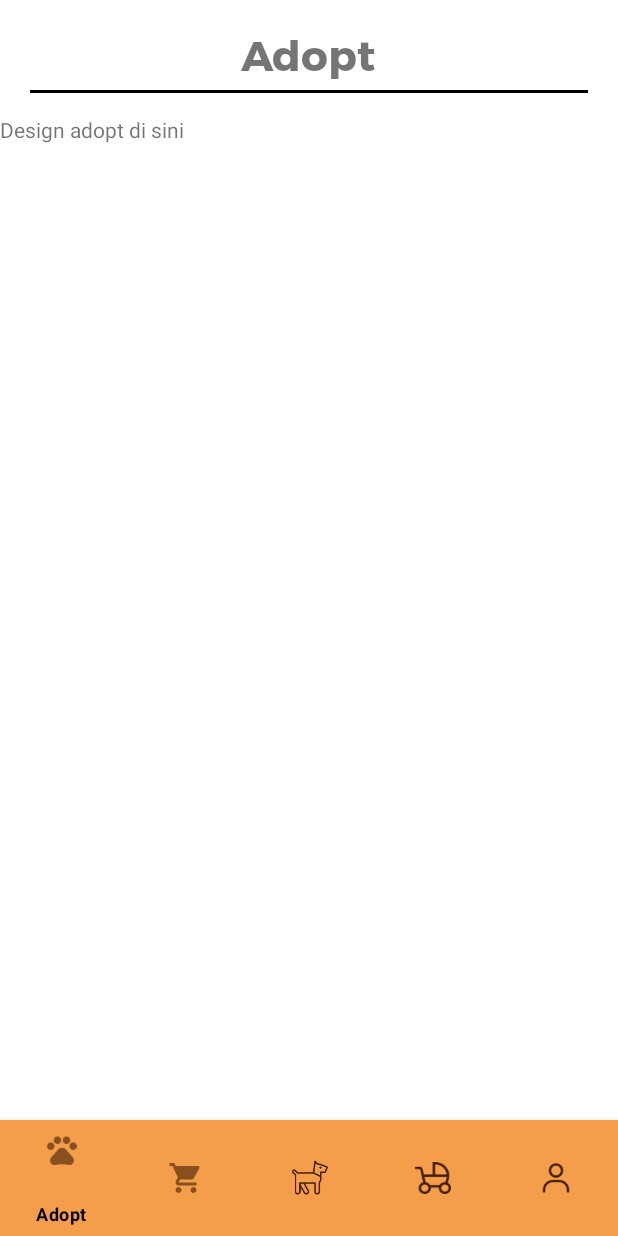
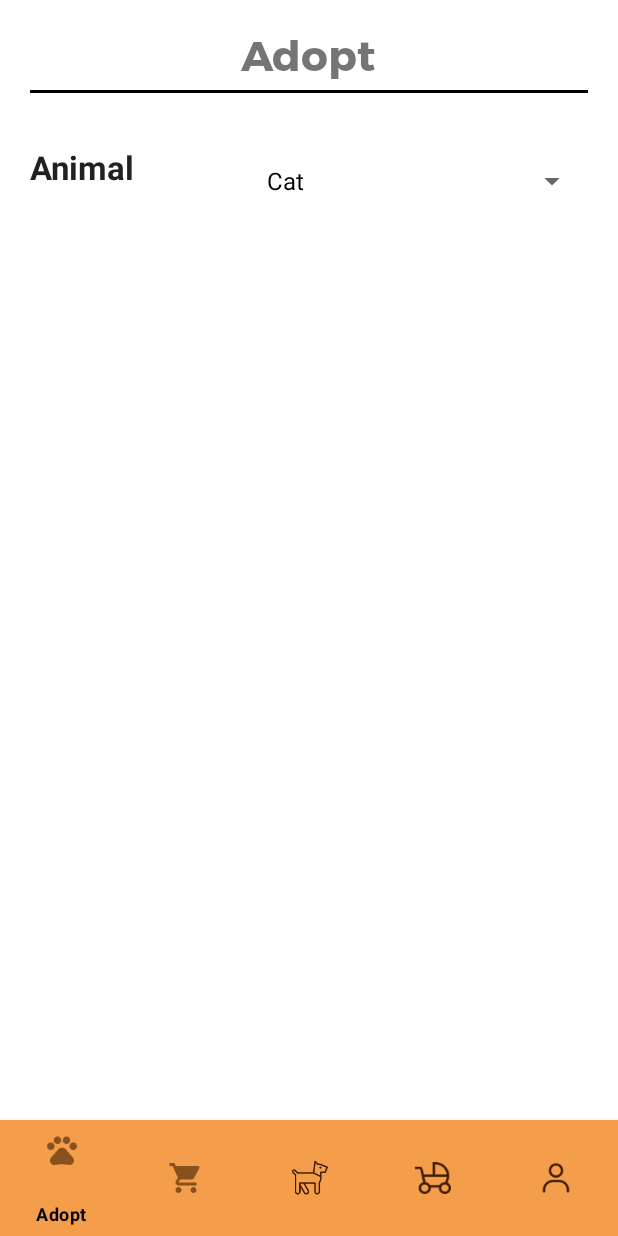
Before and after one commit to chrix0/Adopets, an Android app: the screen it shows after launch (MainActivity), on a phone screen of 412 x 824 dp. Run offline under Robolectric (Android 15) with nearby library versions, the phone set to English and light mode, and no system bars; our stand-ins replace navigation-ui.

Commit message:
fix bug spinner adopt + minor change design basket

```diff
--- a/app/src/main/java/com/rain/adopets/Adopt_Main_Frag.kt
+++ b/app/src/main/java/com/rain/adopets/Adopt_Main_Frag.kt
@@ -1,10 +1,13 @@
 package com.rain.adopets
+
 
 import android.os.Bundle
 import androidx.fragment.app.Fragment
 import android.view.LayoutInflater
 import android.view.View
 import android.view.ViewGroup
+import android.widget.ArrayAdapter
+import android.widget.Spinner
 
 private const val ARG_PARAM1 = "param1"
 private const val ARG_PARAM2 = "param2"
@@ -29,9 +32,22 @@ class Adopt_Main_Frag : Fragment() {
     override fun onCreateView(
         inflater: LayoutInflater, container: ViewGroup?,
         savedInstanceState: Bundle?
-    ): View? {
+    ): View {
         // Inflate the layout for this fragment
-        return inflater.inflate(R.layout.fragment_adopt__main_, container, false)
+        val v : View = inflater.inflate(R.layout.fragment_adopt__main_, container, false)
+        //Spinner Adapter for Pet Category
+        return setSpinner(v)
+    }
+
+    private fun setSpinner(view: View) : View{
+        val spinner : Spinner = view.findViewById(R.id.spinner_animalCategory)
+        val adapterAnimalCategory = ArrayAdapter.createFromResource(
+            requireActivity(),
+            R.array.spinner_petCategoryItem,
+            android.R.layout.simple_spinner_dropdown_item
+        )
+        spinner.adapter = adapterAnimalCategory
+        return view
     }
 
     companion object {
--- a/app/src/main/res/layout/activity_shop_basket.xml
+++ b/app/src/main/res/layout/activity_shop_basket.xml
@@ -35,7 +35,7 @@
                 android:id="@+id/photo"
                 android:layout_width="0dp"
                 android:layout_height="80dp"
-                android:layout_marginRight="10dp"
+                android:layout_marginEnd="10dp"
                 android:layout_weight="1.5"
                 android:scaleType="centerCrop"
                 android:src="@drawable/test_dog" />
@@ -78,7 +78,7 @@
                         android:background="@drawable/shape_circle"></View>
 
                     <RelativeLayout
-                        android:layout_width="wrap_content"
+                        android:layout_width="0dp"
                         android:layout_height="wrap_content"
                         android:layout_weight="4"
                         android:gravity="end">
@@ -102,7 +102,8 @@
                             android:text="1"
                             android:gravity="center"
                             android:textColor="@color/black"
-                            android:textSize="11sp" />
+                            android:textSize="11sp"
+                            android:inputType="none"/>
 
                         <TextView
                             android:id="@+id/increase"
--- a/app/src/main/res/layout/fragment_adopt__main_.xml
+++ b/app/src/main/res/layout/fragment_adopt__main_.xml
@@ -6,9 +6,26 @@
     tools:context=".Adopt_Main_Frag">
 
     <!-- TODO: Update blank fragment layout -->
-    <TextView
+    <RelativeLayout
         android:layout_width="match_parent"
         android:layout_height="match_parent"
-        android:text="Design adopt di sini" />
+        android:layout_margin="20dp">
+
+        <TextView
+            android:id="@+id/title_animalCategory"
+            android:layout_width="wrap_content"
+            android:layout_height="wrap_content"
+            android:text="Animal"
+            android:textAppearance="?android:textAppearanceLarge"
+            android:textStyle="bold" />
+
+        <Spinner
+            android:id="@+id/spinner_animalCategory"
+            android:layout_width="226dp"
+            android:layout_height="wrap_content"
+            android:layout_marginLeft="80dp"
+            android:layout_toRightOf="@id/title_animalCategory" />
+
+    </RelativeLayout>
 
 </FrameLayout>
--- a/app/src/main/res/values/strings.xml
+++ b/app/src/main/res/values/strings.xml
@@ -25,5 +25,8 @@
     <string name="attachment_summary_off">Only download attachments when manually requested</string>
     <!-- TODO: Remove or change this placeholder text -->
     <string name="hello_blank_fragment">Hello blank fragment</string>
-
+    <string-array name="spinner_petCategoryItem">
+        <item>Cat</item>
+        <item>Dog</item>
+    </string-array>
 </resources>
```
